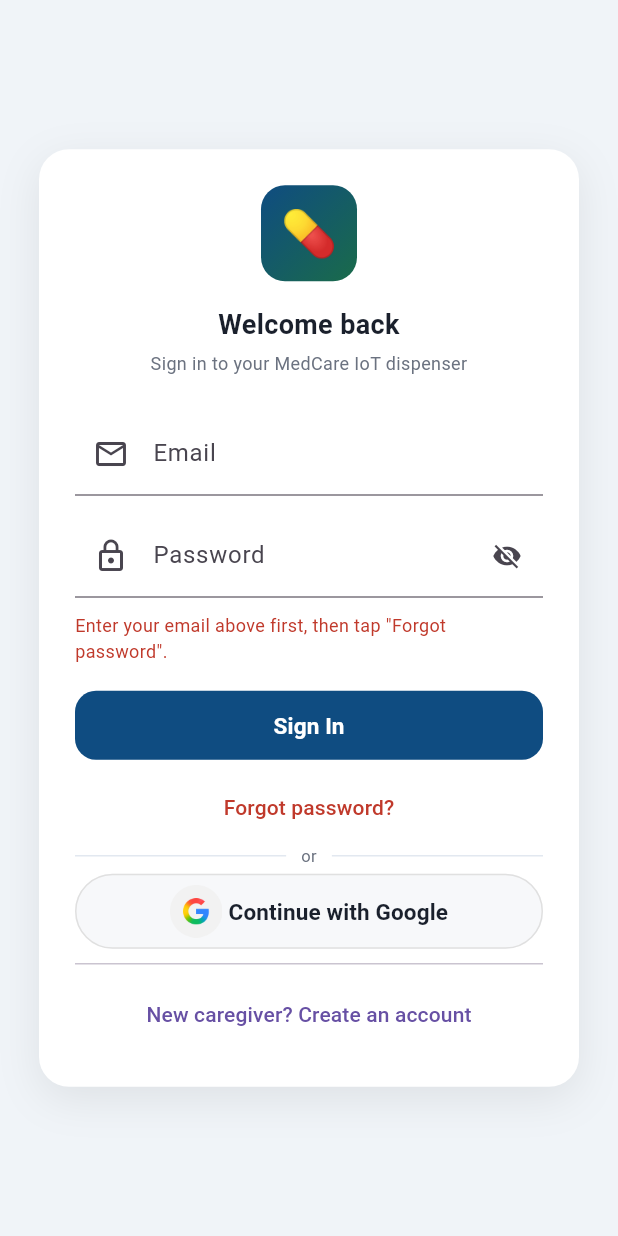
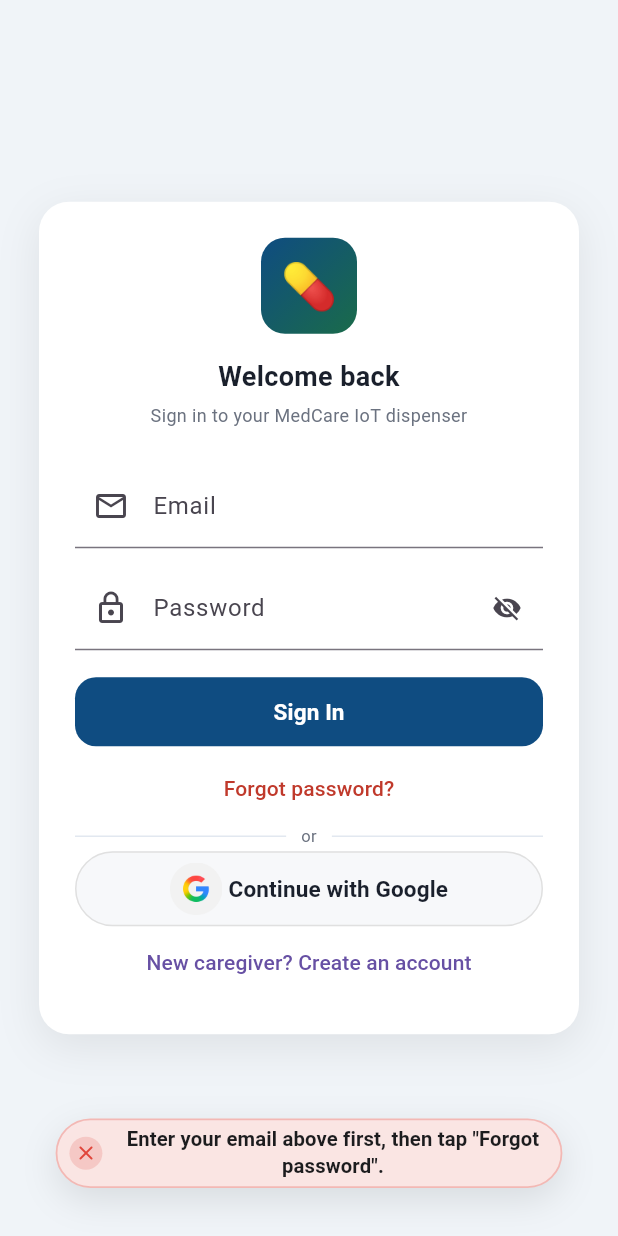
Before and after one commit to mahebialom/medcare-iot-dispenser, a Flutter app: the screen it shows after launch, after a tap on "Sign In", after a tap on "Forgot password?", on a phone screen of 412 x 824 dp. Run offline on Flutter 3.47's test engine with Material 3 defaults, Android fonts, the phone set to English and light mode, and no system bars; our stand-ins replace connectivity_plus, firebase_auth, firebase_core, firebase_database, firebase_messaging, flutter_local_notifications and 2 more; accounts and stored records are empty; generated files the repository leaves out were written again.

Commit message:
add apptoast feature

```diff
--- a/medcare_app/lib/auth_gate.dart
+++ b/medcare_app/lib/auth_gate.dart
@@ -104,6 +104,16 @@ class _AuthGateState extends State<AuthGate> with WidgetsBindingObserver {
 
   void endEmailRegistration() {
     _emailRegistrationInProgress = false;
+  }
+
+    // One-shot message handed off by another screen just before it
+  // signs the user out — e.g. AccountManagementScreen after a
+  // successful account deletion — so LoginScreen can show a toast
+  // once it mounts. Consumed and cleared by LoginScreen's initState().
+  String? pendingLoginMessage;
+
+  void setPendingLoginMessage(String message) {
+    pendingLoginMessage = message;
   }
 
   // True while the profile check is pending AND we should keep
--- a/medcare_app/lib/screens/account_management_screen.dart
+++ b/medcare_app/lib/screens/account_management_screen.dart
@@ -6,6 +6,7 @@ import '../config.dart';
 import '../services/firebase_service.dart';
 import '../services/push_notification_service.dart';
 import '../theme/app_colors.dart';
+import '../widgets/app_toast.dart';
 
 /// "Account Management" — shown inside the side-menu's Account
 /// Management destination. Same "Your Account" card layout as
@@ -73,10 +74,10 @@ class _AccountManagementScreenState extends State<AccountManagementScreen> {
     final online = await _isOnline();
     if (!online) {
       if (!mounted) return;
-      ScaffoldMessenger.of(context).showSnackBar(
-        const SnackBar(
-            content: Text(
-                "Can't delete account while offline — please connect and try again.")),
+      showAppToast(
+        context,
+        "Can't delete account while offline — please connect and try again.",
+        isError: true,
       );
       return;
     }
@@ -98,6 +99,8 @@ class _AccountManagementScreenState extends State<AccountManagementScreen> {
       await user.delete();
 
       if (!mounted) return;
+      AuthGate.authGateKey.currentState
+          ?.setPendingLoginMessage('Account deleted successfully.');
       AuthGate.authGateKey.currentState?.forceSignedOutAfterDeletion();
       // Both the side-menu overlay and this Account Management page were
       // pushed on the ROOT Navigator (see side_menu.dart's _openFullScreen)
@@ -112,13 +115,11 @@ class _AccountManagementScreenState extends State<AccountManagementScreen> {
       final msg = e.code == 'requires-recent-login'
           ? 'For security, please sign out and sign in again, then retry deleting your account.'
           : 'Could not delete account — please try again.';
-      ScaffoldMessenger.of(context).showSnackBar(SnackBar(content: Text(msg)));
+      showAppToast(context, msg, isError: true);
     } catch (_) {
       if (!mounted) return;
-      ScaffoldMessenger.of(context).showSnackBar(
-        const SnackBar(
-            content: Text('Something went wrong. Please try again.')),
-      );
+      showAppToast(context, 'Something went wrong. Please try again.',
+          isError: true);
     } finally {
       if (mounted) setState(() => _deleting = false);
     }
--- a/medcare_app/lib/screens/login_screen.dart
+++ b/medcare_app/lib/screens/login_screen.dart
@@ -7,6 +7,7 @@ import '../services/auth_service.dart';
 import '../services/firebase_service.dart';
 import '../theme/app_colors.dart';
 import '../widgets/status_bar_style.dart';
+import '../widgets/app_toast.dart';
 
 /// Fixed-light for the same reason as SplashScreen — see that file's
 /// comment. AuthGate swaps this out for AppRoot automatically once
@@ -40,8 +41,26 @@ class _LoginScreenState extends State<LoginScreen> {
   bool _loading = false;
   bool _obscurePassword = true;
   bool _obscureConfirmPassword = true;
-  String? _message;
-  bool _messageIsError = true;
+
+  @override
+  void initState() {
+    super.initState();
+    // A one-shot message left for us by another screen right before it
+    // signed the user out — e.g. AccountManagementScreen after a
+    // successful delete (see setPendingLoginMessage in auth_gate.dart).
+    // Consumed and cleared immediately so it can never show twice.
+    final pending = AuthGate.authGateKey.currentState?.pendingLoginMessage;
+    if (pending != null) {
+      AuthGate.authGateKey.currentState?.pendingLoginMessage = null;
+      // Deferred to after the first frame — this screen's own
+      // Scaffold/ScaffoldMessenger isn't attached yet during
+      // initState(), so showing the toast here directly would fail
+      // silently.
+      WidgetsBinding.instance.addPostFrameCallback((_) {
+        if (mounted) showAppToast(context, pending);
+      });
+    }
+  }
 
   @override
   void dispose() {
@@ -54,10 +73,7 @@ class _LoginScreenState extends State<LoginScreen> {
   }
 
   void _showError(String msg) {
-    setState(() {
-      _message = msg;
-      _messageIsError = true;
-    });
+    showAppToast(context, msg, isError: true);
   }
 
   Future<void> _submit() async {
@@ -85,7 +101,6 @@ class _LoginScreenState extends State<LoginScreen> {
 
     setState(() {
       _loading = true;
-      _message = null;
     });
 
     try {
@@ -129,6 +144,7 @@ class _LoginScreenState extends State<LoginScreen> {
             username: username,
             email: _email.text.trim(),
           );
+          if (mounted) showAppToast(context, 'Account created successfully!');
           AuthGate.authGateKey.currentState?.markProfileComplete();
         }
         // AuthGate's authStateChanges() stream swaps to AppRoot automatically.
@@ -162,23 +178,24 @@ class _LoginScreenState extends State<LoginScreen> {
     if (!mounted) return;
     setState(() {
       _loading = false;
-      _message = err ?? 'Password reset email sent — check your inbox.';
-      _messageIsError = err != null;
     });
+    if (err != null) {
+      _showError(err);
+    } else {
+      showAppToast(context, 'Password reset email sent — check your inbox.');
+    }
   }
 
   Future<void> _signInWithGoogle() async {
     setState(() {
       _loading = true;
-      _message = null;
     });
     final err = await _auth.signInWithGoogle();
     if (!mounted) return;
     setState(() {
       _loading = false;
-      _message = err;
-      _messageIsError = true;
     });
+    if (err != null) _showError(err);
   }
 
   @override
@@ -317,15 +334,6 @@ class _LoginScreenState extends State<LoginScreen> {
                         onSubmitted: (_) => _submit(),
                       ),
                     ],
-                    if (_message != null) ...[
-                      const SizedBox(height: 10),
-                      Text(
-                        _message!,
-                        style: TextStyle(
-                            fontSize: 12,
-                            color: _messageIsError ? c.red : c.green),
-                      ),
-                    ],
                     const SizedBox(height: 18),
                     SizedBox(
                       height: 46,
@@ -351,7 +359,7 @@ class _LoginScreenState extends State<LoginScreen> {
                                     fontSize: 15, fontWeight: FontWeight.w600)),
                       ),
                     ),
-                    const SizedBox(height: 8),
+                    const SizedBox(height: 4),
                     if (!_isRegister)
                       TextButton(
                         onPressed: _loading ? null : _forgotPassword,
@@ -367,7 +375,7 @@ class _LoginScreenState extends State<LoginScreen> {
                       ),
                       Expanded(child: Divider(color: c.border)),
                     ]),
-                    const SizedBox(height: 4),
+                    const SizedBox(height: 2),
                     SizedBox(
                       height: 50,
                       child: ElevatedButton(
@@ -393,13 +401,12 @@ class _LoginScreenState extends State<LoginScreen> {
                             ]),
                       ),
                     ),
-                    const Divider(height: 20),
+                   // const Divider(height: 0),
                     TextButton(
                       onPressed: _loading
                           ? null
                           : () => setState(() {
                                 _isRegister = !_isRegister;
-                                _message = null;
                               }),
                       child: Text(
                         _isRegister
--- /dev/null
+++ b/medcare_app/lib/widgets/app_toast.dart
@@ -0,0 +1,204 @@
+import 'dart:async';
+import 'package:flutter/material.dart';
+
+OverlayEntry? _currentToastEntry;
+
+/// Floating, auto-dismissing pill-style toast — near-opaque, tinted by
+/// state (success/error), subtle scale + fade entrance, soft shadow,
+/// and a circular icon badge. Shows for [duration] (default 1.6s) then
+/// disappears on its own; no user action needed to dismiss.
+///
+/// Note: uses a near-opaque tint rather than a real BackdropFilter blur
+/// — animating blur alongside opacity/scale triggers a known Flutter
+/// compositor flicker bug where content behind the toast can momentarily
+/// vanish. This keeps the toast solid enough to hide screen content
+/// underneath without that issue.
+///
+/// Usage:
+///   showAppToast(context, 'Account created successfully!');
+///   showAppToast(context, 'Please enter a valid email.', isError: true);
+void showAppToast(
+  BuildContext context,
+  String message, {
+  bool isError = false,
+  Duration duration = const Duration(milliseconds: 2600),
+}) {
+  // Remove any toast already showing so they don't queue up and overlap
+  // in a stacked flow (e.g. an error toast immediately followed by a
+  // success toast).
+  _currentToastEntry?.remove();
+  _currentToastEntry = null;
+
+  final overlay = Overlay.of(context, rootOverlay: true);
+
+  late final OverlayEntry entry;
+  entry = OverlayEntry(
+    builder: (_) => _ToastWidget(
+      message: message,
+      isError: isError,
+      duration: duration,
+      onDismissed: () {
+        entry.remove();
+        if (identical(_currentToastEntry, entry)) {
+          _currentToastEntry = null;
+        }
+      },
+    ),
+  );
+
+  _currentToastEntry = entry;
+  overlay.insert(entry);
+}
+
+class _ToastWidget extends StatefulWidget {
+  const _ToastWidget({
+    required this.message,
+    required this.isError,
+    required this.duration,
+    required this.onDismissed,
+  });
+
+  final String message;
+  final bool isError;
+  final Duration duration;
+  final VoidCallback onDismissed;
+
+  @override
+  State<_ToastWidget> createState() => _ToastWidgetState();
+}
+
+class _ToastWidgetState extends State<_ToastWidget>
+    with SingleTickerProviderStateMixin {
+  static const _fadeDuration = Duration(milliseconds: 560);
+
+  late final AnimationController _controller =
+      AnimationController(vsync: this, duration: _fadeDuration);
+
+  late final Animation<double> _opacity = CurvedAnimation(
+    parent: _controller,
+    curve: Curves.easeOut,
+    reverseCurve: Curves.easeIn,
+  );
+
+  // Entrance overshoots slightly past 1.0 then settles — gives a soft
+  // "pop" instead of a flat fade. Reverse (exit) just eases back down.
+  late final Animation<double> _scale = CurvedAnimation(
+    parent: _controller,
+    curve: Curves.easeOutBack,
+    reverseCurve: Curves.easeIn,
+  ).drive(Tween(begin: 0.85, end: 1.0));
+
+  @override
+  void initState() {
+    super.initState();
+    _controller.forward();
+
+    final holdTime = widget.duration - _fadeDuration;
+    Future.delayed(holdTime.isNegative ? Duration.zero : holdTime, () {
+      if (!mounted) return;
+      _controller.reverse().whenComplete(widget.onDismissed);
+    });
+  }
+
+  @override
+  void dispose() {
+    _controller.dispose();
+    super.dispose();
+  }
+
+  @override
+  Widget build(BuildContext context) {
+    final accent =
+        widget.isError ? const Color(0xFFE0453A) : const Color(0xFF1FA35A);
+
+    return Positioned(
+      left: 0,
+      right: 0,
+      bottom: MediaQuery.of(context).viewInsets.bottom +
+          MediaQuery.of(context).padding.bottom +
+          32,
+      child: IgnorePointer(
+        child: FadeTransition(
+          opacity: _opacity,
+          child: ScaleTransition(
+            scale: _scale,
+            child: Center(
+              child: Material(
+                type: MaterialType.transparency,
+                child: Container(
+                  constraints: BoxConstraints(
+                    maxWidth: MediaQuery.of(context).size.width * 0.82,
+                  ),
+                  padding: const EdgeInsets.only(
+                    left: 8,
+                    right: 8,
+                    top: 4,
+                    bottom: 4,
+                  ),
+                  decoration: BoxDecoration(
+                    // Mostly-opaque white blended with a touch of the
+                    // accent color — hides screen content underneath
+                    // while still reading as tinted glass, without a
+                    // live BackdropFilter (which caused the flicker).
+                    color: Color.alphaBlend(
+                      accent.withOpacity(0.14),
+                      Colors.white,
+                    ).withOpacity(0.96),
+                    borderRadius: BorderRadius.circular(999),
+                    border: Border.all(
+                      color: accent.withOpacity(0.28),
+                      width: 1.2,
+                    ),
+                    boxShadow: [
+                      BoxShadow(
+                        color: Colors.black.withOpacity(0.10),
+                        blurRadius: 20,
+                        offset: const Offset(0, 8),
+                      ),
+                    ],
+                  ),
+                  child: Row(
+                    mainAxisSize: MainAxisSize.min,
+                    mainAxisAlignment: MainAxisAlignment.center,
+                    children: [
+                      Container(
+                        width: 22,
+                        height: 22,
+                        decoration: BoxDecoration(
+                          color: accent.withOpacity(0.18),
+                          shape: BoxShape.circle,
+                        ),
+                        child: Icon(
+                          widget.isError
+                              ? Icons.close_rounded
+                              : Icons.check_rounded,
+                          color: accent,
+                          size: 16,
+                        ),
+                      ),
+                      const SizedBox(width: 10),
+                      Flexible(
+                        child: Text(
+                          widget.message,
+                          textAlign: TextAlign.center,
+                          style: const TextStyle(
+                            color: Color(0xFF1C1C1E),
+                            fontSize: 13.5,
+                            fontWeight: FontWeight.w600,
+                            letterSpacing: 0.1,
+                            decoration: TextDecoration.none,
+                            height: 1.3,
+                          ),
+                        ),
+                      ),
+                    ],
+                  ),
+                ),
+              ),
+            ),
+          ),
+        ),
+      ),
+    );
+  }
+}
--- a/medcare_app/pubspec.yaml
+++ b/medcare_app/pubspec.yaml
@@ -1,7 +1,7 @@
 name: medcare_app
 description: MedCare IoT app for visually impaired people to take their medications on time without anyone's help.
 publish_to: 'none'
-version: 1.1.3+1
+version: 1.2.3+1
 
 environment:
   sdk: '>=3.4.0 <4.0.0'
```
